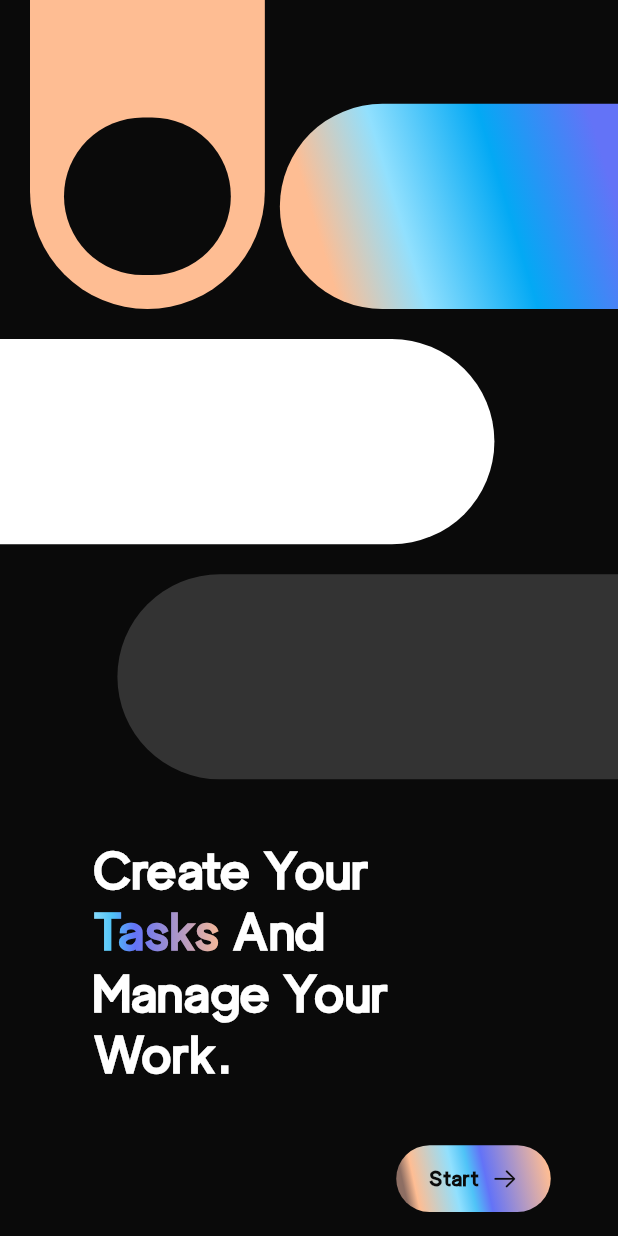
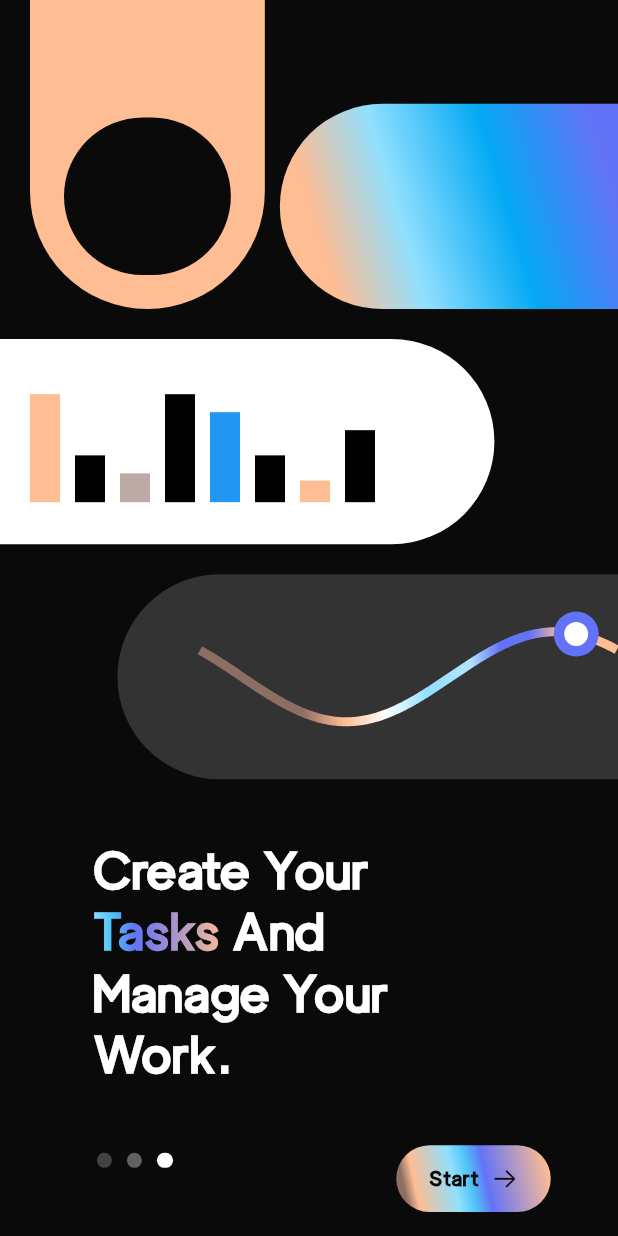
Before and after one commit to sandeshg510/Task-Manager-App, a Flutter app: the screen it shows after launch, on a phone screen of 412 x 824 dp. Run offline on Flutter 3.47's test engine with Material 3 defaults, Android fonts, the phone set to English and light mode, and no system bars.

Commit message:
all animations added

```diff
--- a/lib/consts.dart
+++ b/lib/consts.dart
@@ -7,4 +7,5 @@ abstract class AppColors {
   static const Color greyColor = Color(0xFF333333);
   static const Color lightBlueColor = Color(0xFF91e0fe);
   static const Color purpleColor = Color(0xFF6373f7);
+  static const Color lightYellowColor = Color(0xFFFFD700);
 }
--- a/lib/main.dart
+++ b/lib/main.dart
@@ -1,3 +1,4 @@
+import 'package:demo_project/widgets/graph.dart';
 import 'package:flutter/material.dart';
 
 import 'pages/home_page.dart';
--- a/lib/pages/home_page.dart
+++ b/lib/pages/home_page.dart
@@ -1,5 +1,8 @@
 import 'package:demo_project/consts.dart';
 import 'package:demo_project/pages/task_page.dart';
+import 'package:demo_project/widgets/dot_bar_animation.dart';
+import 'package:demo_project/widgets/graph.dart';
+import 'package:demo_project/widgets/wave_animation.dart';
 import 'package:flutter/cupertino.dart';
 import 'package:flutter/material.dart';
 
@@ -80,11 +83,16 @@ class HomePage extends StatelessWidget {
                 borderRadius: BorderRadius.only(
                     bottomRight: Radius.circular(height * 0.83),
                     topRight: Radius.circular(height * 0.83))),
+            child: const Padding(
+              padding: EdgeInsets.only(left: 20.0, bottom: 28),
+              child: Graph(),
+            ),
           ),
           const SizedBox(height: 20),
           Padding(
             padding: EdgeInsets.only(left: width * 0.19),
             child: Container(
+              alignment: AlignmentDirectional.centerEnd,
               width: double.infinity,
               height: height * 0.166,
               decoration: BoxDecoration(
@@ -92,6 +100,8 @@ class HomePage extends StatelessWidget {
                   borderRadius: BorderRadius.only(
                       bottomLeft: Radius.circular(height * 0.83),
                       topLeft: Radius.circular(height * 0.83))),
+              child: const Padding(
+                  padding: EdgeInsets.only(left: 55), child: WaveAnimation()),
             ),
           ),
           const SizedBox(height: 40),
@@ -158,6 +168,11 @@ class HomePage extends StatelessWidget {
                 ),
                 maxLines: 4, // Set the maximum number of lines
               )),
+          const SizedBox(height: 40),
+          const Padding(
+            padding: EdgeInsets.only(left: 40.0),
+            child: DotBarAnimation(),
+          )
         ],
       ),
       floatingActionButton: Padding(
--- /dev/null
+++ b/lib/widgets/dot_bar_animation.dart
@@ -0,0 +1,89 @@
+import 'package:flutter/material.dart';
+
+class DotBarAnimation extends StatefulWidget {
+  const DotBarAnimation({super.key});
+
+  @override
+  DotBarAnimationState createState() => DotBarAnimationState();
+}
+
+class DotBarAnimationState extends State<DotBarAnimation>
+    with SingleTickerProviderStateMixin {
+  AnimationController? _controller;
+  Animation<double>? _animation;
+
+  @override
+  void initState() {
+    super.initState();
+
+    _controller = AnimationController(
+      vsync: this,
+      duration: const Duration(seconds: 2),
+    )..repeat(reverse: true);
+
+    _animation = Tween<double>(begin: 10.0, end: 50.0).animate(
+      CurvedAnimation(
+        parent: _controller!,
+        curve: Curves.easeInOut,
+      ),
+    );
+  }
+
+  @override
+  void dispose() {
+    _controller!.dispose();
+    super.dispose();
+  }
+
+  @override
+  Widget build(BuildContext context) {
+    return Align(
+      alignment: Alignment.bottomLeft,
+      child: SizedBox(
+        height: 20,
+        width: 100,
+        child: AnimatedBuilder(
+          animation: _controller!,
+          builder: (context, child) {
+            return Row(
+              mainAxisAlignment: MainAxisAlignment.center,
+              children: [
+                // First Dot
+                _buildDot(Colors.grey[800]!, 10.0),
+                const SizedBox(width: 10.0),
+                // Second Dot
+                _buildDot(Colors.grey[700]!, 10.0),
+                const SizedBox(width: 10.0),
+                // Third Dot that animates into a bar
+                _buildBarOrDot(Colors.white, _animation!.value),
+              ],
+            );
+          },
+        ),
+      ),
+    );
+  }
+
+  Widget _buildDot(Color color, double size) {
+    return Container(
+      width: size,
+      height: size,
+      decoration: BoxDecoration(
+        color: color,
+        shape: BoxShape.circle,
+      ),
+    );
+  }
+
+  Widget _buildBarOrDot(Color color, double width) {
+    return Container(
+      width: width,
+      height: 10.0, // Keep the height small for the "bar"
+      decoration: BoxDecoration(
+        color: color,
+        borderRadius: BorderRadius.circular(
+            width < 50 ? 100 : 10), // Dot when width is small, bar when large
+      ),
+    );
+  }
+}
--- /dev/null
+++ b/lib/widgets/graph.dart
@@ -0,0 +1,55 @@
+import 'package:demo_project/consts.dart';
+import 'package:flutter/material.dart';
+
+List<Color> colors = [
+  AppColors.beigeColor,
+  Colors.black,
+  Colors.brown.shade200,
+  Colors.black,
+  Colors.blue,
+  Colors.black,
+  AppColors.beigeColor,
+  Colors.black,
+];
+
+List<double> heights = [
+  30,
+  13,
+  8,
+  30,
+  25,
+  13,
+  6,
+  20,
+];
+
+class Graph extends StatelessWidget {
+  const Graph({super.key});
+
+  @override
+  Widget build(BuildContext context) {
+    return SizedBox(
+        child: Row(
+      mainAxisAlignment: MainAxisAlignment.start,
+      crossAxisAlignment: CrossAxisAlignment.end,
+      children: [
+        barWidget(0),
+        barWidget(1),
+        barWidget(2),
+        barWidget(3),
+        barWidget(4),
+        barWidget(5),
+        barWidget(6),
+        barWidget(7),
+      ],
+    ));
+  }
+
+  barWidget(int index) {
+    return Container(
+        margin: const EdgeInsets.only(right: 10),
+        height: heights[index] * 2.4,
+        width: 20,
+        color: colors[index]);
+  }
+}
--- /dev/null
+++ b/lib/widgets/wave_animation.dart
@@ -0,0 +1,116 @@
+import 'package:demo_project/consts.dart';
+import 'package:flutter/material.dart';
+import 'dart:math';
+
+class WaveAnimation extends StatefulWidget {
+  const WaveAnimation({super.key});
+
+  @override
+  WaveAnimationState createState() => WaveAnimationState();
+}
+
+class WaveAnimationState extends State<WaveAnimation>
+    with SingleTickerProviderStateMixin {
+  AnimationController? _controller;
+
+  @override
+  void initState() {
+    super.initState();
+    _controller =
+        AnimationController(vsync: this, duration: const Duration(seconds: 2))
+          ..repeat();
+  }
+
+  @override
+  void dispose() {
+    _controller!.dispose();
+    super.dispose();
+  }
+
+  @override
+  Widget build(BuildContext context) {
+    return SizedBox(
+      height: 100,
+      width: double.infinity,
+      child: AnimatedBuilder(
+        animation: _controller!,
+        builder: (context, child) {
+          return CustomPaint(
+            size: const Size(300, 150),
+            painter: WavePainter(_controller!.value),
+          );
+        },
+      ),
+    );
+  }
+}
+
+class WavePainter extends CustomPainter {
+  final double animationValue;
+
+  WavePainter(this.animationValue);
+
+  @override
+  void paint(Canvas canvas, Size size) {
+    final Paint wavePaint = Paint()
+      ..color = Colors.white
+      ..style = PaintingStyle.stroke
+      ..strokeWidth = 6
+      ..shader = LinearGradient(
+        begin: Alignment.centerLeft,
+        end: Alignment.centerRight,
+        colors: [
+          Colors.brown.shade400,
+          AppColors.beigeColor,
+          AppColors.whiteColor,
+          AppColors.lightBlueColor,
+          Colors.lightBlue.shade100,
+          AppColors.purpleColor,
+          AppColors.purpleColor,
+          AppColors.beigeColor,
+        ],
+        stops: const [0.14, 0.28, 0.42, 0.56, 0.7, 0.8, 0.9, 1],
+      ).createShader(const Rect.fromLTRB(40, 40, 240, 240));
+
+    // final Paint circlePaint = Paint()..color = Colors.purple;
+
+    Path wavePath = Path();
+    double amplitude = 30;
+    double frequency = 2 * pi / size.width;
+
+    // Drawing the wavy line
+    for (double x = 0; x <= size.width; x++) {
+      double y = sin(frequency * x + animationValue * 2 * pi) * amplitude +
+          size.height / 2;
+      if (x == 0) {
+        wavePath.moveTo(x, y);
+      } else {
+        wavePath.lineTo(x, y);
+      }
+    }
+
+    // Draw the wavy line
+    canvas.drawPath(wavePath, wavePaint);
+
+    // Draw the moving circle
+    final Paint outerCirclePaint = Paint()..color = AppColors.purpleColor;
+    final Paint innerCirclePaint = Paint()..color = Colors.white;
+
+    double circleX = animationValue * size.width;
+    double circleY =
+        sin(frequency * circleX + animationValue * 2 * pi) * amplitude +
+            size.height / 2;
+    // canvas.drawCircle(Offset(circleX, circleY), 12, circlePaint);
+
+    // Draw the larger (outer) circle
+    canvas.drawCircle(Offset(circleX, circleY), 15, outerCirclePaint);
+
+    // Draw the smaller (inner) circle on top
+    canvas.drawCircle(Offset(circleX, circleY), 8, innerCirclePaint);
+  }
+
+  @override
+  bool shouldRepaint(CustomPainter oldDelegate) {
+    return true;
+  }
+}
```
Also changed, not shown: lib/pages/task_page.dart (+106 -25 lines).
